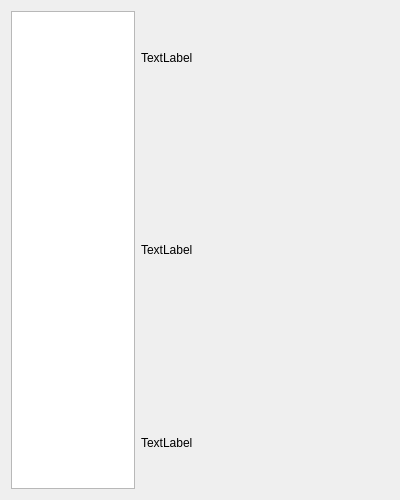
This is src/modules/officechooser/page_package.ui in sabily-os/sabily-installer as Qt 5 draws it before an edit. The edited form follows.
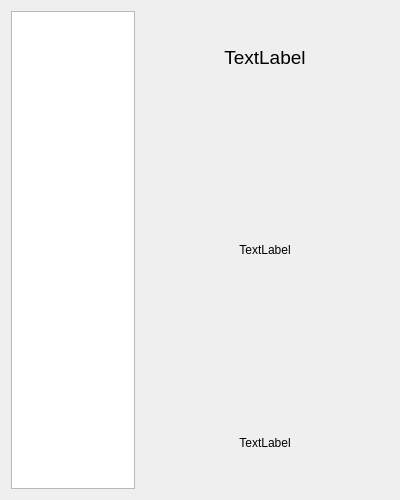
This is the edited form.

Commit message: [officechooser] update UI and text

Diff of the .ui file:
```diff
--- a/src/modules/officechooser/page_package.ui
+++ b/src/modules/officechooser/page_package.ui
@@ -36,9 +36,23 @@
       <layout class="QVBoxLayout" name="verticalLayout" stretch="1,3,1">
        <item>
         <widget class="QLabel" name="productName">
+         <property name="font">
+          <font>
+           <pointsize>14</pointsize>
+          </font>
+         </property>
          <property name="text">
           <string>TextLabel</string>
          </property>
+         <property name="textFormat">
+          <enum>Qt::AutoText</enum>
+         </property>
+         <property name="alignment">
+          <set>Qt::AlignCenter</set>
+         </property>
+         <property name="wordWrap">
+          <bool>true</bool>
+         </property>
         </widget>
        </item>
        <item>
@@ -46,6 +60,9 @@
          <property name="text">
           <string>TextLabel</string>
          </property>
+         <property name="alignment">
+          <set>Qt::AlignCenter</set>
+         </property>
         </widget>
        </item>
        <item>
@@ -53,6 +70,12 @@
          <property name="text">
           <string>TextLabel</string>
          </property>
+         <property name="alignment">
+          <set>Qt::AlignCenter</set>
+         </property>
+         <property name="wordWrap">
+          <bool>true</bool>
+         </property>
         </widget>
        </item>
       </layout>
```
The commit also changes 1 other file.
